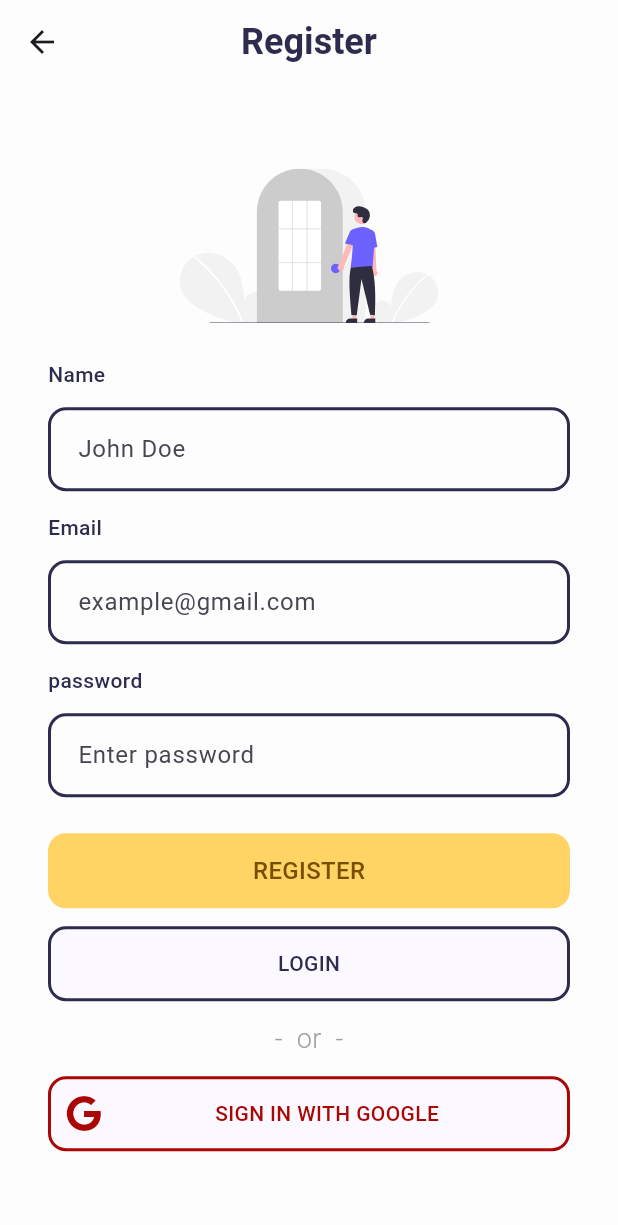
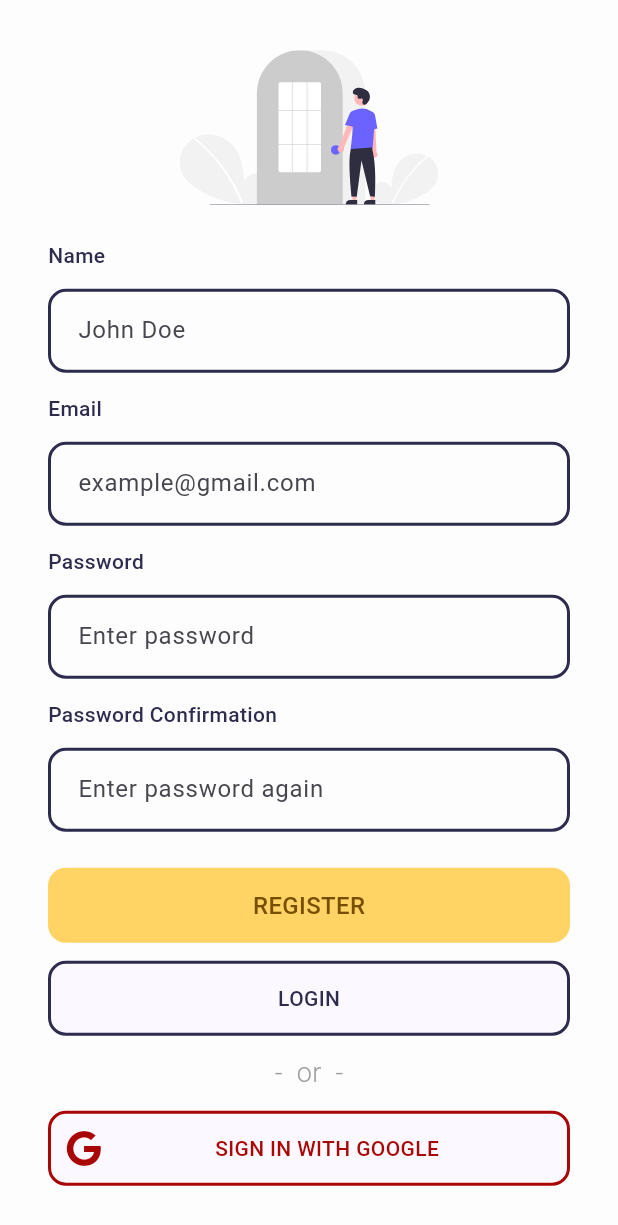
Before and after one commit to AhmedAli2003/betweener, a Flutter app: the RegisterPage screen opened by its route, on a phone screen of 412 x 824 dp. Shown: the top 1225 px of the screen. Run offline on Flutter 3.47's test engine with Material 2 defaults, Android fonts, the phone set to English and light mode, and no system bars; our stand-ins replace dartz, dio, flutter_riverpod, flutter_slidable, flutter_svg, font_awesome_flutter and 5 more; accounts and stored records are empty; generated files the repository leaves out were written again; network calls fail.

Commit message:
finish login and register

```diff
--- a/lib/core/entities/register_entity.dart
+++ b/lib/core/entities/register_entity.dart
@@ -0,0 +1,47 @@
+import 'package:betweener/core/entities/user_entity.dart';
+
+class RegisterEntity {
+  final String message;
+  final String token;
+  final UserEntity user;
+  final RegisterErrorEntity registerErrorEntity;
+
+  const RegisterEntity({
+    required this.message,
+    required this.token,
+    required this.user,
+    required this.registerErrorEntity,
+  });
+
+  const RegisterEntity.empty({
+    this.message = '',
+    this.token = '',
+    this.user = const UserEntity.empty(),
+    this.registerErrorEntity = const RegisterErrorEntity.empty(),
+  });
+
+
+  @override
+  String toString() {
+    return 'RegisterEntity(message: $message, token: $token, user: $user, registerErrorEntity: $registerErrorEntity)';
+  }
+}
+
+class RegisterErrorEntity {
+  final List<String> emailErrors;
+  final List<String> passwordErrors;
+
+  const RegisterErrorEntity({
+    required this.emailErrors,
+    required this.passwordErrors,
+  });
+
+  const RegisterErrorEntity.empty({
+    this.emailErrors = const [],
+    this.passwordErrors = const [],
+  });
+
+
+  @override
+  String toString() => 'RegisterErrorEntity(emailErrors: $emailErrors, passwordErrors: $passwordErrors)';
+}
--- a/lib/core/network/request_status.dart
+++ b/lib/core/network/request_status.dart
@@ -1,4 +1,5 @@
 enum RequestStatus {
+  start,
   loading,
   loaded,
   error,
--- a/lib/core/network/web_services/api_client.dart
+++ b/lib/core/network/web_services/api_client.dart
@@ -17,7 +17,7 @@ abstract class ApiClient {
   });
 
   @POST(AppUrls.register)
-  Future<RegisterSuccessModel> register({
+  Future<RegisterModel> register({
     @Field('name') required String name,
     @Field('email') required String email,
     @Field('password') required String password,
--- /dev/null
+++ b/lib/core/providers/params/register_param.dart
@@ -0,0 +1,16 @@
+import 'package:flutter/foundation.dart';
+
+@immutable
+class RegisterParam {
+  final String name;
+  final String email;
+  final String password;
+  final String passwordConfirmation;
+
+  const RegisterParam({
+    required this.name,
+    required this.email,
+    required this.password,
+    required this.passwordConfirmation,
+  });
+}
--- a/lib/core/providers/shared_preferences_provider.dart
+++ b/lib/core/providers/shared_preferences_provider.dart
@@ -1,17 +1,18 @@
 import 'package:betweener/core/constants/app_constants.dart';
 import 'package:flutter_riverpod/flutter_riverpod.dart';
 import 'package:shared_preferences/shared_preferences.dart';
+
+typedef AppSharedPreferencesProvider = StateNotifierProvider<SharedPreferencesNotifier, SharedPreferences>;
 
 final sharedPreferencesProvider = Provider<SharedPreferences>((_) {
   throw UnimplementedError();
 });
 
-final appSharedPreferencesProvider = StateNotifierProvider<SharedPreferencesNotifier, SharedPreferences>((ref) {
+final appSharedPreferencesProvider = AppSharedPreferencesProvider((ref) {
   return SharedPreferencesNotifier(ref.watch(sharedPreferencesProvider));
 });
 
 class SharedPreferencesNotifier extends StateNotifier<SharedPreferences> {
-
   SharedPreferencesNotifier(super.state);
 
   void setAccessToken(String accessToken) {
--- a/lib/core/screens/splash_screen.dart
+++ b/lib/core/screens/splash_screen.dart
@@ -11,7 +11,7 @@ class SplashScreen extends StatefulWidget {
 
 class _SplashScreenState extends State<SplashScreen> {
   void _goNext() {
-    Future.delayed(const Duration(seconds: 3), () {
+    Future.delayed(const Duration(seconds: 1), () {
       Navigator.pushReplacementNamed(context, AppRouter.onBoardingPage);
     });
   }
--- a/lib/features/auth/register_page.dart
+++ b/lib/features/auth/register_page.dart
@@ -1,55 +1,96 @@
+import 'package:betweener/core/entities/register_entity.dart';
+import 'package:betweener/core/entities/user_entity.dart';
+import 'package:betweener/core/network/request_status.dart';
+import 'package:betweener/core/providers/auth_providers.dart';
+import 'package:betweener/core/providers/params/register_param.dart';
 import 'package:betweener/core/router/app_router.dart';
 import 'package:betweener/core/constants/app_assets.dart';
+import 'package:betweener/core/screens/loading_screen.dart';
 import 'package:betweener/core/widgets/custom_labeled_textfield_widget.dart';
 import 'package:betweener/core/widgets/primary_outlined_button_widget.dart';
 import 'package:betweener/core/widgets/secondary_button_widget.dart';
 import 'package:flutter/material.dart';
+import 'package:flutter_riverpod/flutter_riverpod.dart';
 import 'package:flutter_svg/flutter_svg.dart';
 
 import 'widgets/google_button_widget.dart';
 
-class RegisterPage extends StatefulWidget {
+class RegisterPage extends ConsumerStatefulWidget {
   const RegisterPage({super.key});
 
   @override
-  State<RegisterPage> createState() => _RegisterPageState();
+  ConsumerState<RegisterPage> createState() => _RegisterPageState();
 }
 
-class _RegisterPageState extends State<RegisterPage> {
+class _RegisterPageState extends ConsumerState<RegisterPage> {
+  late final FocusScopeNode _node;
+
   late final TextEditingController _nameController;
   late final TextEditingController _emailController;
   late final TextEditingController _passwordController;
+  late final TextEditingController _passwordConfirmationController;
 
   @override
   void initState() {
     super.initState();
+    _node = FocusScopeNode();
     _nameController = TextEditingController();
     _emailController = TextEditingController();
     _passwordController = TextEditingController();
+    _passwordConfirmationController = TextEditingController();
   }
 
   @override
   void dispose() {
+    _node.dispose();
     _nameController.dispose();
     _emailController.dispose();
     _passwordController.dispose();
+    _passwordConfirmationController.dispose();
     super.dispose();
+  }
+
+  String getErrorMessage(RegisterEntity registerEntity) {
+    if (registerEntity.registerErrorEntity.emailErrors.isNotEmpty) {
+      return registerEntity.registerErrorEntity.emailErrors[0];
+    } else if (registerEntity.registerErrorEntity.passwordErrors.isNotEmpty) {
+      return registerEntity.registerErrorEntity.passwordErrors[0];
+    }
+    return 'Unknown error';
   }
 
   @override
   Widget build(BuildContext context) {
+    final status = ref.watch(registerStatusProvider);
+    final registerEntity = ref.watch(registerEntityProvider);
+    if (status == RequestStatus.loaded && registerEntity.user != const UserEntity.empty()) {
+      WidgetsBinding.instance.addPostFrameCallback((_) {
+        Navigator.pushReplacementNamed(context, AppRouter.mainPage);
+      });
+    } else if (status == RequestStatus.loading) {
+      return const LoadingScreen();
+    }
+
     return Scaffold(
-      appBar: AppBar(
-        title: const Text("Register"),
-        elevation: 0,
-        backgroundColor: Colors.transparent,
-        centerTitle: true,
+      body: Builder(
+        builder: (context) {
+          if (status == RequestStatus.error) {
+            Future.delayed(Duration.zero, () {
+              ScaffoldMessenger.of(context).showSnackBar(
+                SnackBar(
+                  content: Text(getErrorMessage(registerEntity)),
                 ),
-      body: SingleChildScrollView(
+              );
+            });
+          }
+          return SingleChildScrollView(
             child: Padding(
               padding: const EdgeInsets.symmetric(horizontal: 32.0),
               child: SizedBox(
-            height: MediaQuery.of(context).size.height - AppBar().preferredSize.height,
+                height: MediaQuery.of(context).size.height,
+                child: Form(
+                  child: FocusScope(
+                    node: _node,
                     child: Column(
                       children: [
                         const Spacer(),
@@ -67,6 +108,7 @@ class _RegisterPageState extends State<RegisterPage> {
                           controller: _nameController,
                           hint: 'John Doe',
                           label: 'Name',
+                          onEditingComplete: _node.nextFocus,
                         ),
                         const SizedBox(
                           height: 14,
@@ -75,6 +117,7 @@ class _RegisterPageState extends State<RegisterPage> {
                           controller: _emailController,
                           hint: 'example@gmail.com',
                           label: 'Email',
+                          onEditingComplete: _node.nextFocus,
                         ),
                         const SizedBox(
                           height: 14,
@@ -82,15 +125,35 @@ class _RegisterPageState extends State<RegisterPage> {
                         PrimaryLabeledTextFieldWidget(
                           controller: _passwordController,
                           hint: 'Enter password',
-                  label: 'password',
+                          label: 'Password',
                           password: true,
+                          onEditingComplete: _node.nextFocus,
+                        ),
+                        const SizedBox(
+                          height: 14,
+                        ),
+                        PrimaryLabeledTextFieldWidget(
+                          controller: _passwordConfirmationController,
+                          hint: 'Enter password again',
+                          label: 'Password Confirmation',
+                          password: true,
+                          onEditingComplete: _node.nextFocus,
                         ),
                         const SizedBox(
                           height: 24,
                         ),
                         SecondaryButtonWidget(
-                  onTap: () {
-                    // TODO: Register and move to the main page
+                          onTap: () async {
+                            ref.read(
+                              registerProvider(
+                                RegisterParam(
+                                  name: _nameController.text.trim(),
+                                  email: _emailController.text.trim(),
+                                  password: _passwordController.text.trim(),
+                                  passwordConfirmation: _passwordConfirmationController.text.trim(),
+                                ),
+                              ),
+                            );
                           },
                           text: 'REGISTER',
                         ),
@@ -128,6 +191,10 @@ class _RegisterPageState extends State<RegisterPage> {
                   ),
                 ),
               ),
+            ),
+          );
+        },
+      ),
     );
   }
 }
--- a/lib/features/main_app/main_page.dart
+++ b/lib/features/main_app/main_page.dart
@@ -76,8 +76,9 @@ class _MainPageState extends ConsumerState<MainPage> {
 
   @override
   Widget build(BuildContext context) {
+    print(ref.watch(appSharedPreferencesProvider.notifier).getAccessToken());
     return Scaffold(
-      appBar: /*getAppBar()*/ AppBar(title: Text(ref.watch(appSharedPreferencesProvider.notifier).getAccessToken())),
+      appBar: getAppBar(),
       body: screensList[_currentIndex],
       extendBody: true,
       bottomNavigationBar: CustomFloatingNavBar(
```
Also changed, not shown: lib/core/network/failures/error_handler.dart (+37 -11 lines), lib/core/network/mappers.dart (+25 -3 lines), lib/core/network/models/register_model.dart (+8 -36 lines), lib/core/network/repo/auth_repository.dart (+78 -12 lines), lib/core/providers/auth_providers.dart (+60 -13 lines), lib/core/screens/loading_screen.dart (added, +14 -0 lines), lib/core/util/network_info.dart (+16 -0 lines), lib/features/auth/login_page.dart (+26 -3 lines), lib/core/network/models/register_model.g.dart, lib/core/network/web_services/api_client.g.dart, 1 other file. Lines whose indentation alone changed are shown as unchanged.
